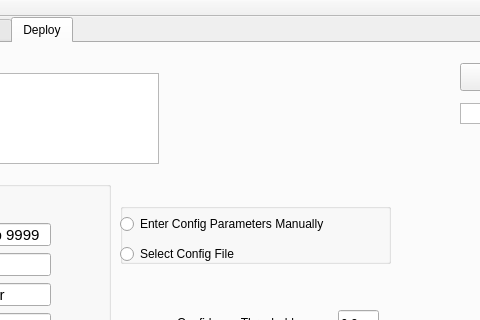
This is DeepLearningSuite/DatasetEvaluationApp/mainwindow.ui in JdeRobot/DetectionMetrics as Qt 5 draws it before an edit; both pictures show x 272 to 752 and y 0 to 320 of the 1225 by 764 pixel window. The edited form follows.
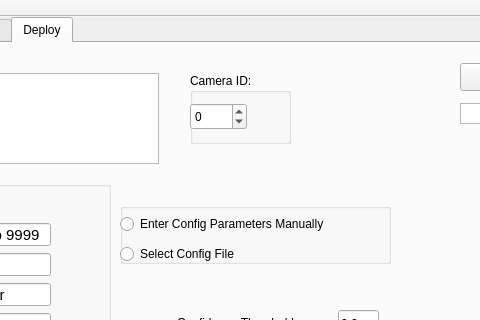
This is the edited form.

Commit message: Camera ID option in deployer

```diff
--- a/DeepLearningSuite/DatasetEvaluationApp/mainwindow.ui
+++ b/DeepLearningSuite/DatasetEvaluationApp/mainwindow.ui
@@ -1749,6 +1749,53 @@
        <string/>
       </property>
      </widget>
+     <widget class="QGroupBox" name="deployer_cameraID_groupBox">
+      <property name="enabled">
+       <bool>true</bool>
+      </property>
+      <property name="geometry">
+       <rect>
+        <x>460</x>
+        <y>30</y>
+        <width>101</width>
+        <height>71</height>
+       </rect>
+      </property>
+      <property name="toolTip">
+       <string>Camera ID starting form 0, -1 for any camera vaiable</string>
+      </property>
+      <property name="whatsThis">
+       <string>Camera ID starting form 0, -1 for any camera vaiable</string>
+      </property>
+      <property name="title">
+       <string>Camera ID:</string>
+      </property>
+      <widget class="QSpinBox" name="deployer_camera_spinBox">
+       <property name="enabled">
+        <bool>true</bool>
+       </property>
+       <property name="geometry">
+        <rect>
+         <x>0</x>
+         <y>30</y>
+         <width>57</width>
+         <height>27</height>
+        </rect>
+       </property>
+       <property name="toolTip">
+        <string>Camera ID starting form 0, -1 for any camera vaiable</string>
+       </property>
+       <property name="whatsThis">
+        <string>Camera ID starting form 0, -1 for any camera vaiable</string>
+       </property>
+       <property name="prefix">
+        <string/>
+       </property>
+       <property name="minimum">
+        <number>-1</number>
+       </property>
+      </widget>
+     </widget>
     </widget>
    </widget>
   </widget>
```
The commit also changes 11 other files.
